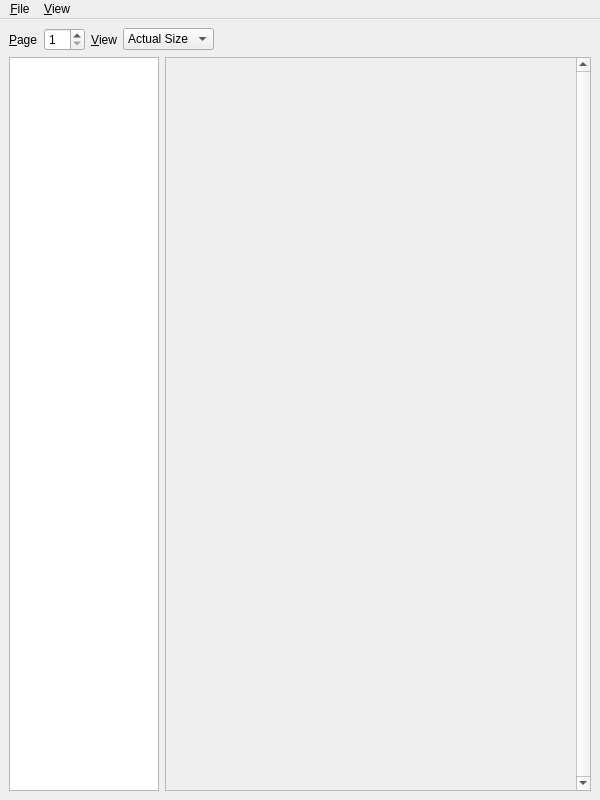
Before: the Qt Designer form UI/biblioteq_pdfreader.ui in textbrowser/biblioteq, drawn with Qt 5.
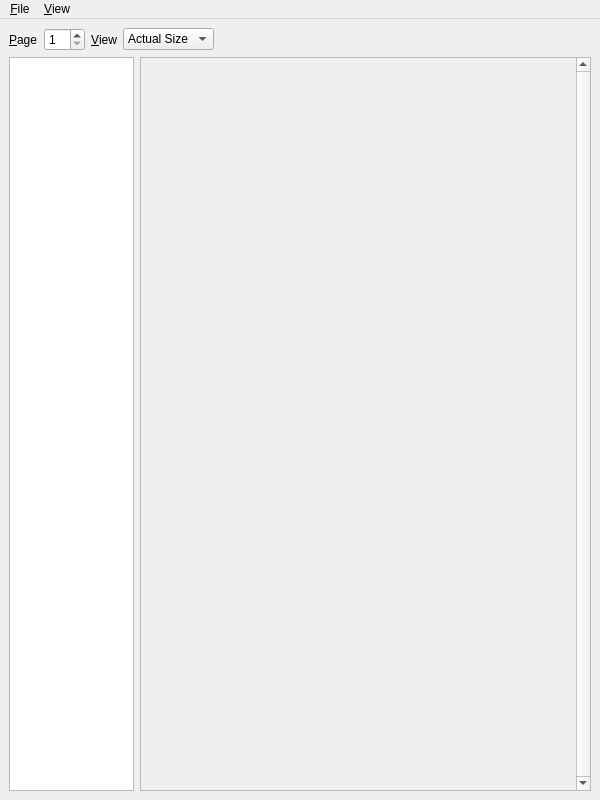
After: the same form once the commit is applied. Icons and pictures are not drawn.

Commit message: Contents complete.

```diff
--- a/UI/biblioteq_pdfreader.ui
+++ b/UI/biblioteq_pdfreader.ui
@@ -87,15 +87,9 @@
      <layout class="QHBoxLayout" name="horizontalLayout_3">
       <item>
        <widget class="QListWidget" name="contents">
-        <property name="sizePolicy">
-         <sizepolicy hsizetype="Maximum" vsizetype="Expanding">
-          <horstretch>0</horstretch>
-          <verstretch>0</verstretch>
-         </sizepolicy>
-        </property>
         <property name="maximumSize">
          <size>
-          <width>150</width>
+          <width>125</width>
           <height>16777215</height>
          </size>
         </property>
@@ -120,7 +114,7 @@
           <rect>
            <x>0</x>
            <y>0</y>
-           <width>404</width>
+           <width>429</width>
            <height>729</height>
           </rect>
          </property>
```
The commit also changes 2 other files.
